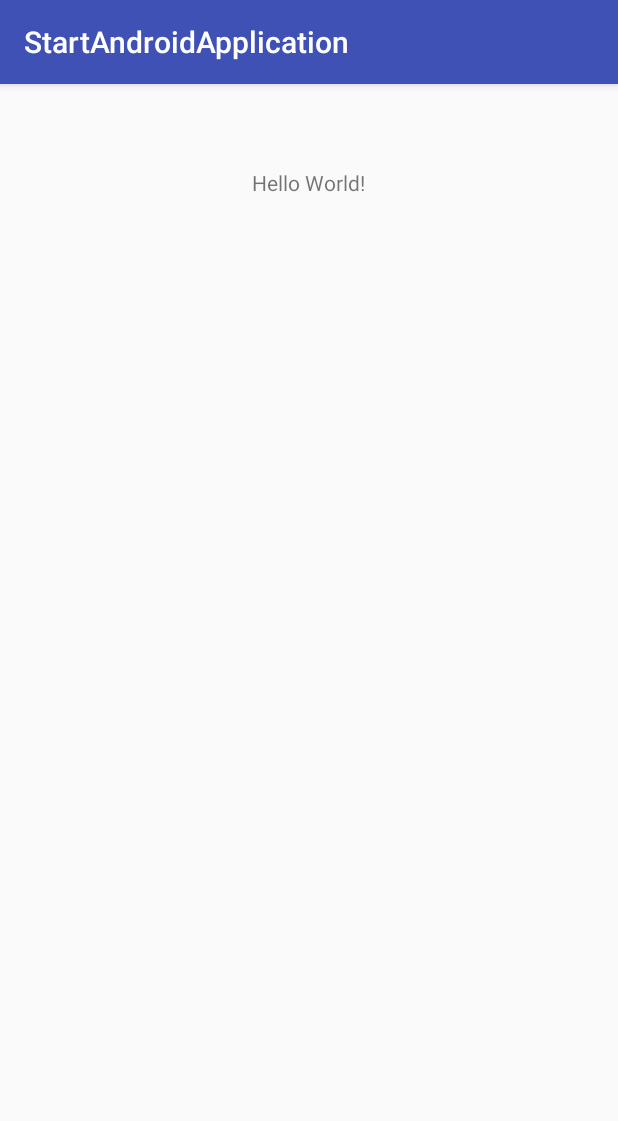
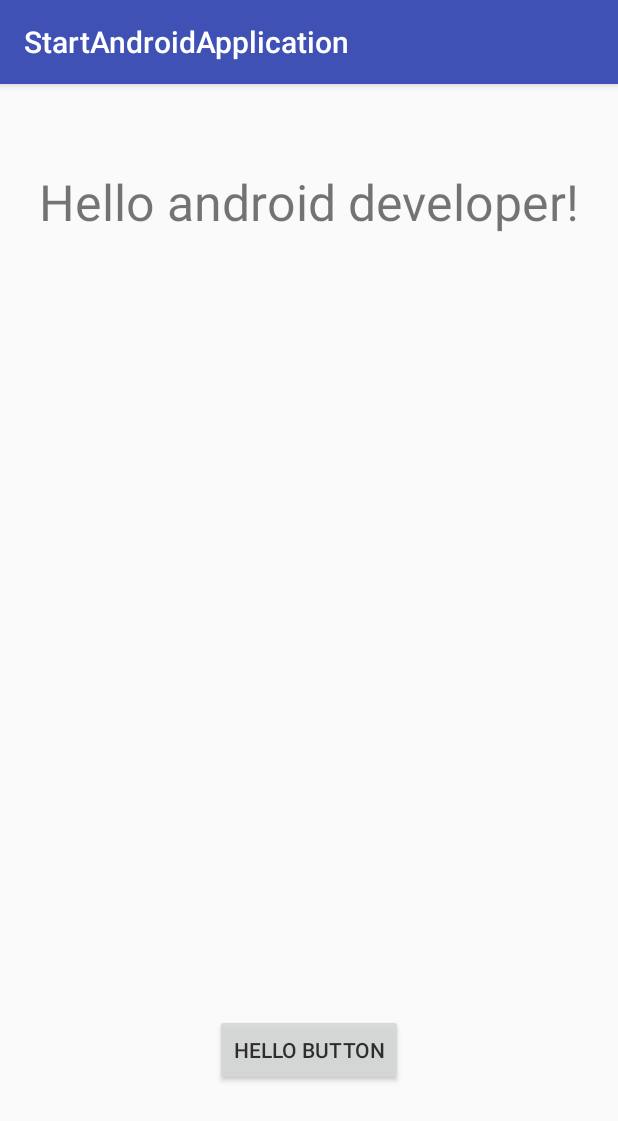
Before and after one commit to darvis994/StartAndroidApplication, an Android app: the screen it shows after launch (MainActivity), on a phone screen of 412 x 824 dp. Shown: the top 1121 px of the screen. Run offline under Robolectric (Android 15) with nearby library versions, the phone set to English and light mode, and no system bars.

Commit message:
Say Hello Button.

```diff
--- a/app/src/main/java/darvis/startandroidapplication/MainActivity.java
+++ b/app/src/main/java/darvis/startandroidapplication/MainActivity.java
@@ -2,14 +2,26 @@ package darvis.startandroidapplication;
 
 import android.support.v7.app.AppCompatActivity;
 import android.os.Bundle;
+import android.view.View;
+import android.widget.Button;
+import android.widget.TextView;
 
 public class MainActivity extends AppCompatActivity {
+    TextView textViewHello;
+    Button buttonHello;
 
     @Override
     protected void onCreate(Bundle savedInstanceState) {
         super.onCreate(savedInstanceState);
         setContentView(R.layout.main);
+        textViewHello = (TextView) findViewById(R.id.helloTextView);
+        buttonHello = (Button) findViewById(R.id.helloButton);
 
-        System.out.println("Test commit 3");
+        buttonHello.setOnClickListener(new View.OnClickListener() {
+            @Override
+            public void onClick(View v) {
+                textViewHello.setText("Hello Genymotion!");
+            }
+        });
     }
 }
--- a/app/src/main/res/layout/main.xml
+++ b/app/src/main/res/layout/main.xml
@@ -12,8 +12,21 @@
     <TextView
         android:layout_width="wrap_content"
         android:layout_height="wrap_content"
-        android:text="Hello World!"
-        android:layout_alignParentTop="true"
-        android:layout_centerHorizontal="true"
-        android:layout_marginTop="40dp" />
+        android:text="Hello android developer!"
+        android:id="@+id/helloTextView"
+        android:layout_marginTop="40dp"
+        android:contextClickable="false"
+        android:textSize="50px"
+        android:layout_centerHorizontal="true" />
+
+    <Button
+        android:layout_width="wrap_content"
+        android:layout_height="wrap_content"
+        android:text="Hello Button"
+        android:id="@+id/helloButton"
+        android:layout_marginBottom="84dp"
+        android:alpha="0.9"
+        android:enabled="true"
+        android:layout_alignParentBottom="true"
+        android:layout_centerHorizontal="true" />
 </RelativeLayout>
```
